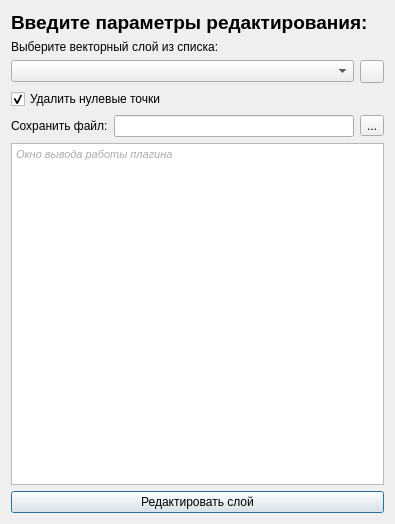
Qt form bpla_plugin_flights_dialog_base.ui (vedmitt/Argest) before a commit.
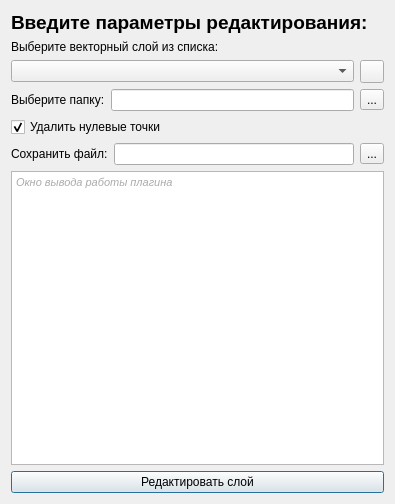
The same form after that commit. Icons and pictures are not drawn.

Commit message: feat: объединение файлов планов профилей полетов в один

Diff of the .ui file:
```diff
--- a/bpla_plugin_flights_dialog_base.ui
+++ b/bpla_plugin_flights_dialog_base.ui
@@ -7,7 +7,7 @@
     <x>0</x>
     <y>0</y>
     <width>395</width>
-    <height>524</height>
+    <height>504</height>
    </rect>
   </property>
   <property name="windowTitle">
@@ -53,6 +53,27 @@
      </item>
     </layout>
    </item>
+   <item>
+    <layout class="QHBoxLayout" name="horizontalLayout_3">
+     <item>
+      <widget class="QLabel" name="label_4">
+       <property name="text">
+        <string>Выберите папку:</string>
+       </property>
+      </widget>
+     </item>
+     <item>
+      <widget class="QLineEdit" name="lineEdit_plan"/>
+     </item>
+     <item>
+      <widget class="QToolButton" name="toolButton_plan">
+       <property name="text">
+        <string>...</string>
+       </property>
+      </widget>
+     </item>
+    </layout>
+   </item>
    <item>
     <widget class="QCheckBox" name="checkBox">
      <property name="text">
```
The commit also changes 2 other files.
